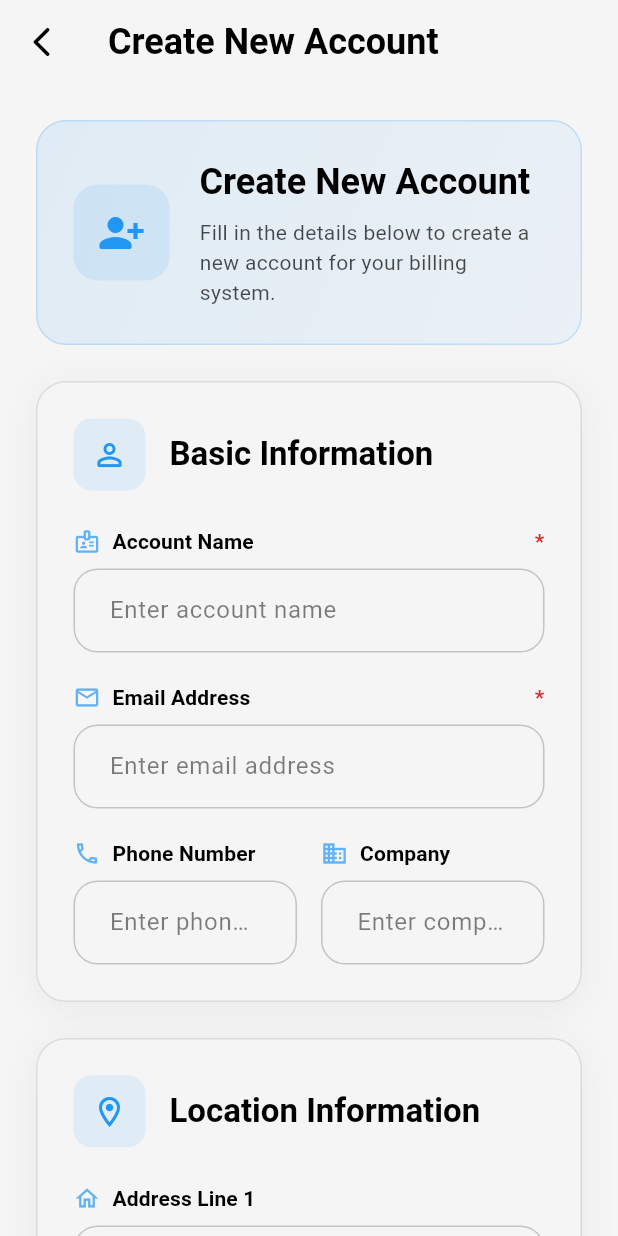
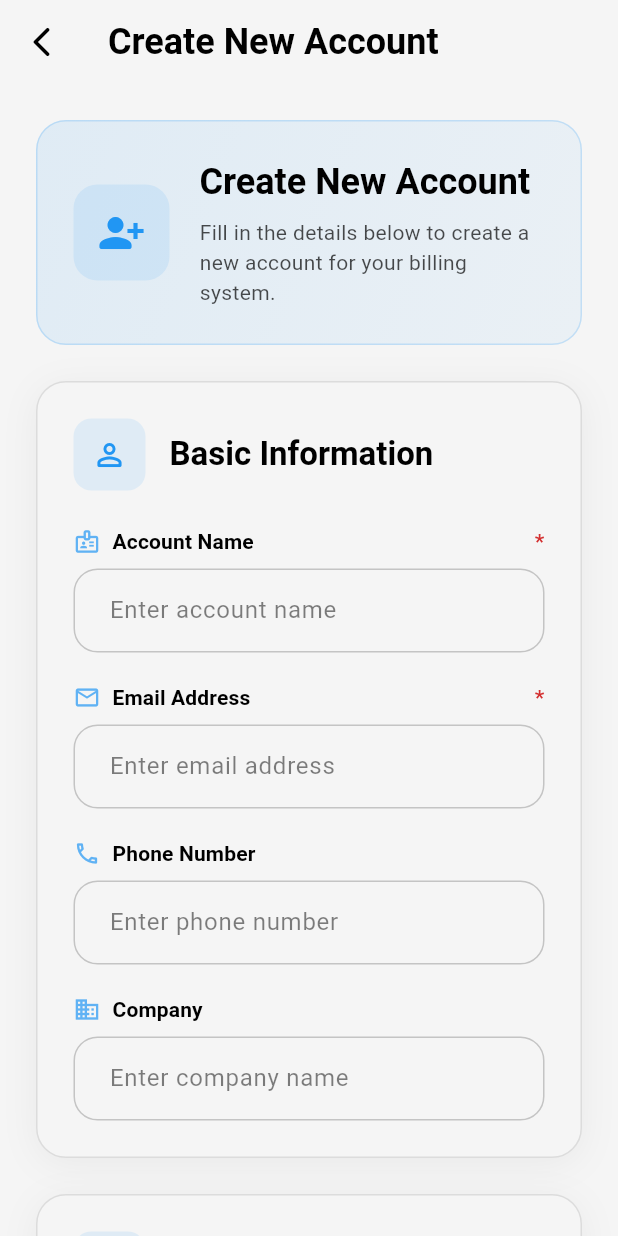
Before and after one commit to EtanaAlemu/flexbiller-app, a Flutter app: the CreateAccountForm screen opened directly, on a phone screen of 412 x 824 dp. Run offline on Flutter 3.47's test engine with Material 3 defaults, Android fonts, the phone set to English and light mode, and no system bars; our stand-ins replace connectivity_plus, dio, equatable, file_picker, flutter_bloc, flutter_secure_storage and 10 more; missing offline and left inert: excel; accounts and stored records are empty.

```diff
--- a/lib/features/accounts/presentation/widgets/create_account_form.dart
+++ b/lib/features/accounts/presentation/widgets/create_account_form.dart
@@ -32,6 +32,17 @@ class _CreateAccountFormState extends State<CreateAccountForm> {
   final _nameFieldKey = GlobalKey();
   final _emailFieldKey = GlobalKey();
 
+  // FocusNodes for keyboard navigation
+  final _nameFocusNode = FocusNode();
+  final _emailFocusNode = FocusNode();
+  final _phoneFocusNode = FocusNode();
+  final _companyFocusNode = FocusNode();
+  final _address1FocusNode = FocusNode();
+  final _address2FocusNode = FocusNode();
+  final _cityFocusNode = FocusNode();
+  final _stateFocusNode = FocusNode();
+  final _notesFocusNode = FocusNode();
+
   String _selectedCurrency = 'USD';
   String _selectedTimeZone = 'GMT';
   String _selectedCountry = 'US';
@@ -53,6 +64,18 @@ class _CreateAccountFormState extends State<CreateAccountForm> {
     _stateController.dispose();
     _countryController.dispose();
     _notesController.dispose();
+
+    // Dispose FocusNodes
+    _nameFocusNode.dispose();
+    _emailFocusNode.dispose();
+    _phoneFocusNode.dispose();
+    _companyFocusNode.dispose();
+    _address1FocusNode.dispose();
+    _address2FocusNode.dispose();
+    _cityFocusNode.dispose();
+    _stateFocusNode.dispose();
+    _notesFocusNode.dispose();
+
     super.dispose();
   }
 
@@ -243,6 +266,10 @@ class _CreateAccountFormState extends State<CreateAccountForm> {
                           icon: Icons.badge_outlined,
                           isRequired: true,
                           key: _nameFieldKey,
+                          focusNode: _nameFocusNode,
+                          textInputAction: TextInputAction.next,
+                          onFieldSubmitted: () =>
+                              _emailFocusNode.requestFocus(),
                           validator: (value) {
                             if (value == null || value.trim().isEmpty) {
                               return 'Account name is required';
@@ -261,6 +288,10 @@ class _CreateAccountFormState extends State<CreateAccountForm> {
                           keyboardType: TextInputType.emailAddress,
                           isRequired: true,
                           key: _emailFieldKey,
+                          focusNode: _emailFocusNode,
+                          textInputAction: TextInputAction.next,
+                          onFieldSubmitted: () =>
+                              _phoneFocusNode.requestFocus(),
                           validator: (value) {
                             if (value == null || value.trim().isEmpty) {
                               return 'Email is required';
@@ -274,10 +305,7 @@ class _CreateAccountFormState extends State<CreateAccountForm> {
                           },
                         ),
                         const SizedBox(height: 20),
-                        Row(
-                          children: [
-                            Expanded(
-                              child: _buildModernTextField(
+                        _buildModernTextField(
                           theme: theme,
                           colorScheme: colorScheme,
                           controller: _phoneController,
@@ -285,20 +313,24 @@ class _CreateAccountFormState extends State<CreateAccountForm> {
                           hint: 'Enter phone number',
                           icon: Icons.phone_outlined,
                           keyboardType: TextInputType.phone,
+                          focusNode: _phoneFocusNode,
+                          textInputAction: TextInputAction.next,
+                          onFieldSubmitted: () =>
+                              _companyFocusNode.requestFocus(),
                         ),
-                            ),
-                            const SizedBox(width: 16),
-                            Expanded(
-                              child: _buildModernTextField(
+
+                        const SizedBox(height: 20),
+                        _buildModernTextField(
                           theme: theme,
                           colorScheme: colorScheme,
                           controller: _companyController,
                           label: 'Company',
                           hint: 'Enter company name',
                           icon: Icons.business_outlined,
-                              ),
-                            ),
-                          ],
+                          focusNode: _companyFocusNode,
+                          textInputAction: TextInputAction.next,
+                          onFieldSubmitted: () =>
+                              _address1FocusNode.requestFocus(),
                         ),
                       ],
                     ),
@@ -318,6 +350,10 @@ class _CreateAccountFormState extends State<CreateAccountForm> {
                           label: 'Address Line 1',
                           hint: 'Enter street address',
                           icon: Icons.home_outlined,
+                          focusNode: _address1FocusNode,
+                          textInputAction: TextInputAction.next,
+                          onFieldSubmitted: () =>
+                              _address2FocusNode.requestFocus(),
                         ),
                         const SizedBox(height: 20),
                         _buildModernTextField(
@@ -327,34 +363,37 @@ class _CreateAccountFormState extends State<CreateAccountForm> {
                           label: 'Address Line 2',
                           hint: 'Apartment, suite, etc. (optional)',
                           icon: Icons.home_work_outlined,
+                          focusNode: _address2FocusNode,
+                          textInputAction: TextInputAction.next,
+                          onFieldSubmitted: () => _cityFocusNode.requestFocus(),
                         ),
                         const SizedBox(height: 20),
-                        Row(
-                          children: [
-                            Expanded(
-                              flex: 2,
-                              child: _buildModernTextField(
+
+                        _buildModernTextField(
                           theme: theme,
                           colorScheme: colorScheme,
                           controller: _cityController,
                           label: 'City',
                           hint: 'Enter city',
                           icon: Icons.location_city_outlined,
+                          focusNode: _cityFocusNode,
+                          textInputAction: TextInputAction.next,
+                          onFieldSubmitted: () =>
+                              _stateFocusNode.requestFocus(),
                         ),
-                            ),
-                            const SizedBox(width: 16),
-                            Expanded(
-                              child: _buildModernTextField(
+
+                        const SizedBox(height: 20),
+                        _buildModernTextField(
                           theme: theme,
                           colorScheme: colorScheme,
                           controller: _stateController,
                           label: 'State',
                           hint: 'State/Province',
                           icon: Icons.map_outlined,
+                          focusNode: _stateFocusNode,
+                          textInputAction: TextInputAction.done,
                         ),
-                            ),
-                          ],
-                        ),
+
                         const SizedBox(height: 20),
                         _buildModernDropdown(
                           theme: theme,
@@ -434,6 +473,8 @@ class _CreateAccountFormState extends State<CreateAccountForm> {
                           hint: 'Add any additional notes about this account',
                           icon: Icons.edit_note_outlined,
                           maxLines: 4,
+                          focusNode: _notesFocusNode,
+                          textInputAction: TextInputAction.done,
                         ),
                       ],
                     ),
@@ -581,6 +622,9 @@ class _CreateAccountFormState extends State<CreateAccountForm> {
     bool isRequired = false,
     String? Function(String?)? validator,
     Key? key,
+    FocusNode? focusNode,
+    TextInputAction? textInputAction,
+    VoidCallback? onFieldSubmitted,
   }) {
     return Column(
       crossAxisAlignment: CrossAxisAlignment.start,
@@ -615,7 +659,12 @@ class _CreateAccountFormState extends State<CreateAccountForm> {
           key: key,
           child: TextFormField(
             controller: controller,
+            focusNode: focusNode,
             keyboardType: keyboardType,
+            textInputAction: textInputAction,
+            onFieldSubmitted: onFieldSubmitted != null
+                ? (_) => onFieldSubmitted()
+                : null,
             maxLines: maxLines,
             validator: validator,
             style: theme.textTheme.bodyLarge,
```
Lines whose indentation alone changed are shown as unchanged.
